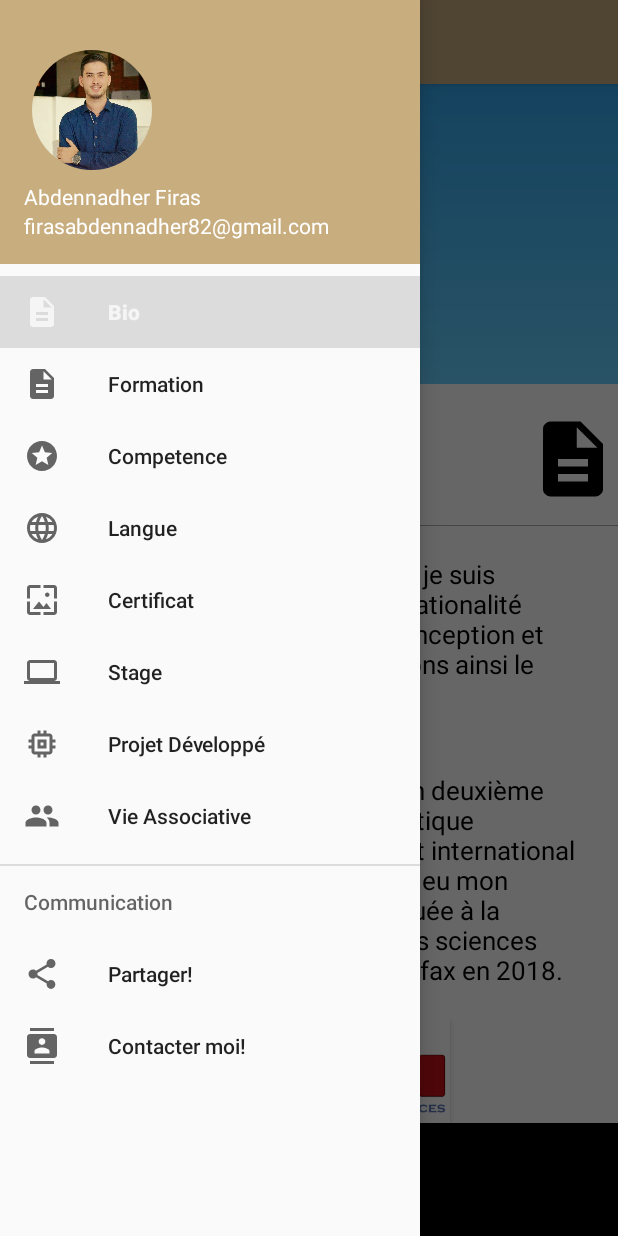
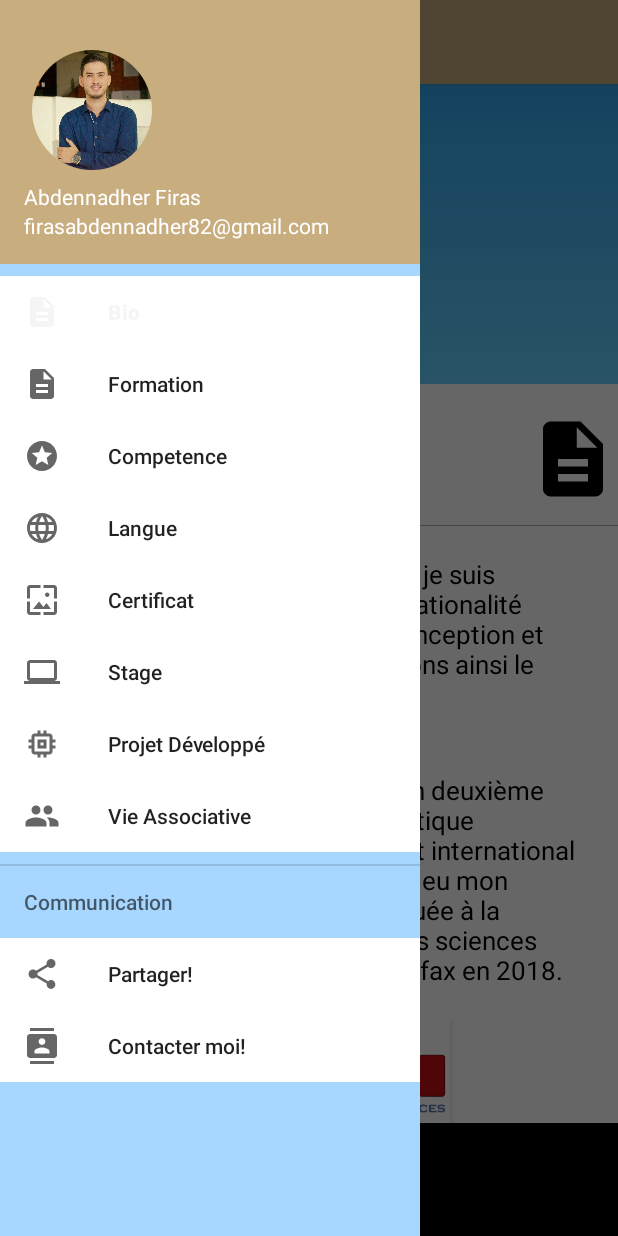
Before and after one commit to FirasAbdennadher/CV_androidStudioJava, an Android app: the screen it shows after launch (MainActivity), with the side drawer open, on a phone screen of 412 x 824 dp. Run offline under Robolectric (Android 15) with nearby library versions, the phone set to English and light mode, and no system bars; our stand-ins replace CircleImageView; plain views replace CircleImageView.

Commit message:
finish application

```diff
--- a/app/src/main/java/iit/tn/mycv/MainActivity.java
+++ b/app/src/main/java/iit/tn/mycv/MainActivity.java
@@ -52,6 +52,7 @@ implements NavigationView.OnNavigationItemSelectedListener {
 
     }
 
+
     @Override
     public void onBackPressed() {
         if (drawerLayout.isDrawerOpen(GravityCompat.START)) {
--- a/app/src/main/java/iit/tn/mycv/ProfileFragment.java
+++ b/app/src/main/java/iit/tn/mycv/ProfileFragment.java
@@ -28,6 +28,7 @@ public class ProfileFragment extends Fragment {
 
         envoyer = (Button) view.findViewById(R.id.envoyer);
 
+        to= view.findViewById(R.id.to);
         msg= view.findViewById(R.id.msg);
         sub= view.findViewById(R.id.sub);
         envoyer.setOnClickListener(new View.OnClickListener() {
--- /dev/null
+++ b/app/src/main/res/drawable/backs.xml
@@ -0,0 +1,9 @@
+<?xml version="1.0" encoding="utf-8"?>
+<shape xmlns:android="http://schemas.android.com/apk/res/android"
+    android:shape="rectangle">
+    <gradient
+        android:startColor="#a7d6ff"
+        android:endColor="#a7d6ff"
+        android:angle="90"
+        />
+</shape>
--- a/app/src/main/res/layout/activity_main.xml
+++ b/app/src/main/res/layout/activity_main.xml
@@ -87,7 +87,11 @@
         android:layout_height="match_parent"
         android:layout_gravity="start"
         app:headerLayout="@layout/nav_header"
-        app:menu="@menu/drawer" />
+        app:menu="@menu/drawer"
+        android:background="@drawable/backs"
+        app:itemBackground="@color/white"
+
+        />
 
 
 </androidx.drawerlayout.widget.DrawerLayout>
--- a/app/src/main/res/menu/drawer.xml
+++ b/app/src/main/res/menu/drawer.xml
@@ -2,6 +2,7 @@
 <menu xmlns:android="http://schemas.android.com/apk/res/android"
     xmlns:tools="http://schemas.android.com/tools"
     tools:showIn="navigation_view"
+
 
     >
 
--- a/app/src/main/res/values/colors.xml
+++ b/app/src/main/res/values/colors.xml
@@ -1,8 +1,10 @@
 <?xml version="1.0" encoding="utf-8"?>
 <resources>
-    <color name="colorPrimary">#008577</color>
-    <color name="colorPrimaryDark">#00574B</color>
+    <color name="colorPrimary">#795548</color>
+    <color name="colorPrimaryDark">#5D4037</color>
     <color name="colorAccent">#D81B60</color>
+    <color name="white">#fff</color>
+    <color name="grayDark">#6c6c6c</color>
 
     <color name="colorPink">#E82D50</color>
     <color name="colorPinkTrans">#E6E82D50</color>
--- a/app/src/main/res/values/styles.xml
+++ b/app/src/main/res/values/styles.xml
@@ -6,6 +6,7 @@
 
         <item name="colorPrimaryDark">@color/colorPrimaryDark</item>
         <item name="colorAccent">@color/colorAccent</item>
+
     </style>
 
     <style name="AppTheme.NoActionBar">
```
